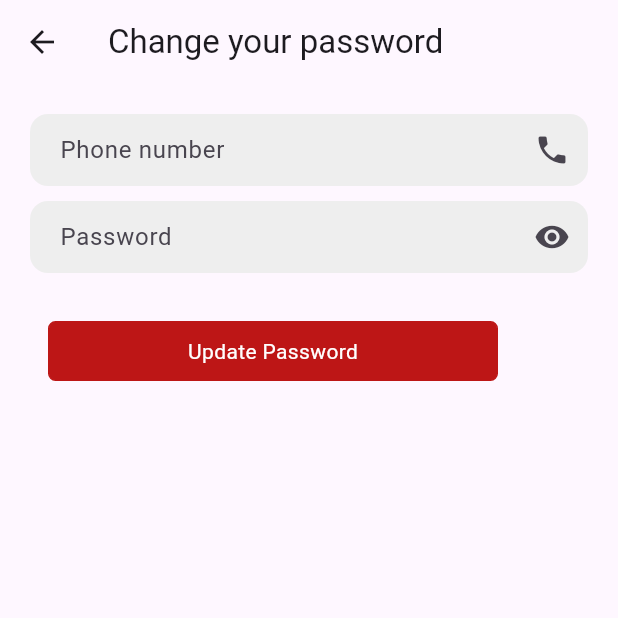
After one commit to Zimal2/ai_news_caster, a Flutter app: the ForgetPasswordAdmin screen opened directly, on a phone screen of 412 x 824 dp, the top half of it. The commit adds this screen. Run offline on Flutter 3.47's test engine with Material 3 defaults, Android fonts, the phone set to English and light mode, and no system bars; our stand-ins replace carousel_slider, cloud_firestore, firebase_auth, firebase_core, firebase_storage, flutter_tts and 4 more; missing offline and left inert: flutter_icon_snackbar; accounts and stored records are empty; network calls fail.

Commit message:
forget pass , snack bar code done

```diff
--- /dev/null
+++ b/lib/ui/sign_in_screens/forget_password_admin.dart
@@ -0,0 +1,86 @@
+import 'package:ai_news_caster/provider/Methods.dart';
+import 'package:ai_news_caster/widgets/button.dart';
+import 'package:flutter/material.dart';
+import 'package:provider/provider.dart';
+
+class ForgetPasswordAdmin extends StatelessWidget {
+  ForgetPasswordAdmin({Key? key}) : super(key: key);
+
+  @override
+  Widget build(BuildContext context) {
+    final methodsProvider = Provider.of<Methods>(context);
+    return Scaffold(
+        appBar: AppBar(
+          title: const Text('Change your password'),
+        ),
+        body: Form(
+          key: methodsProvider.forgetFormKey,
+          child: Padding(
+            padding: const EdgeInsets.all(20.0),
+            child: Column(
+              crossAxisAlignment: CrossAxisAlignment.start,
+              children: [
+                // const SizedBox(height: 8),
+                // TextField(
+                //   controller: methodsProvider.newPassForgetController,
+                //   decoration: InputDecoration(
+                //     filled: true,
+                //     fillColor: Colors.grey[200],
+                //     hintText: 'New Password',
+                //     contentPadding:
+                //         EdgeInsets.symmetric(horizontal: 16, vertical: 12),
+                //     border: OutlineInputBorder(
+                //       borderRadius: BorderRadius.circular(12),
+                //       borderSide: BorderSide.none,
+                //     ),
+                //     suffixIcon: const Icon(Icons.visibility),
+                //   ),
+                // ),
+                // const SizedBox(height: 16),
+                TextField(
+                  controller: methodsProvider
+                      .PhoneNumberForgetPassPhoneNumberController,
+                  decoration: InputDecoration(
+                    filled: true,
+                    fillColor: Colors.grey[200],
+                    hintText: 'Phone number',
+                    contentPadding:
+                        EdgeInsets.symmetric(horizontal: 16, vertical: 12),
+                    border: OutlineInputBorder(
+                      borderRadius: BorderRadius.circular(12),
+                      borderSide: BorderSide.none,
+                    ),
+                    suffixIcon: const Icon(Icons.phone),
+                  ),
+                ),
+                const SizedBox(height: 10),
+                TextField(
+                  controller:
+                      methodsProvider.PassForgetPassPhoneNumberController,
+                  decoration: InputDecoration(
+                    filled: true,
+                    fillColor: Colors.grey[200],
+                    hintText: 'Password',
+                    contentPadding:
+                        EdgeInsets.symmetric(horizontal: 16, vertical: 12),
+                    border: OutlineInputBorder(
+                      borderRadius: BorderRadius.circular(12),
+                      borderSide: BorderSide.none,
+                    ),
+                    suffixIcon: const Icon(Icons.visibility),
+                  ),
+                ),
+                const SizedBox(height: 32),
+                Padding(
+                  padding: const EdgeInsets.only(left: 12),
+                  child: button(
+                    title: 'Update Password',
+                    ontap: () => methodsProvider.forgetPasswordAdmin(context),
+                  ),
+                ),
+              ],
+            ),
+          ),
+        ));
+  }
+}
--- a/lib/ui/signup_screens/phoneNumber_confirm.dart
+++ b/lib/ui/signup_screens/phoneNumber_confirm.dart
@@ -1,13 +1,8 @@
-//import 'package:ai_news_caster/ui/PhoneNumberconfirmation.dart';
 import 'package:ai_news_caster/provider/Methods.dart';
-import 'package:ai_news_caster/ui/phoneNumberconfirmed.dart';
-import 'package:ai_news_caster/utils/flutterToast.dart';
 import 'package:ai_news_caster/widgets/button.dart';
 import 'package:ai_news_caster/widgets/containers.dart';
 import 'package:ai_news_caster/widgets/text.dart';
-import 'package:firebase_auth/firebase_auth.dart';
 import 'package:flutter/material.dart';
-import 'package:cloud_firestore/cloud_firestore.dart';
 import 'package:provider/provider.dart';
 
 class PhoneNumberConfirm extends StatefulWidget {
--- a/lib/ui/signup_screens/signup.dart
+++ b/lib/ui/signup_screens/signup.dart
@@ -138,6 +138,7 @@ class _SignupScreenState extends State<SignupScreen> {
                                   email: emailController.text.toString(),
                                   password: passwordController.text.toString())
                               .then((value) {
+
                             Navigator.push(
                                 context,
                                 MaterialPageRoute(
--- a/pubspec.yaml
+++ b/pubspec.yaml
@@ -53,6 +53,8 @@ dependencies:
   image_picker:
   google_generative_ai:
   intl:
+  awesome_snackbar_content: ^0.1.3
+  flutter_icon_snackbar: ^1.1.7
 
 
 dev_dependencies:
```
Also changed, not shown: lib/main.dart (+6 -2 lines), lib/provider/Methods.dart (+144 -70 lines), lib/ui/change_password.dart (+6 -6 lines), lib/ui/dashboard/appbarWidget.dart (+6 -5 lines), lib/ui/sign_in_screens/forget_password.dart (added, +71 -0 lines), lib/ui/sign_in_screens/sign_in-administrator.dart (+8 -1 lines), lib/ui/sign_in_screens/sign_in.dart (+52 -6 lines), lib/utils/my_snackbar.dart (added, +50 -0 lines), pubspec.lock.
